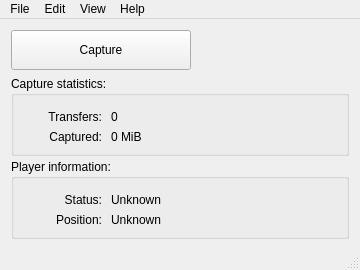
Before: the Qt Designer form Linux-Application/DomesdayDuplicator/mainwindow.ui in simoninns/DomesdayDuplicator-gui-app, drawn with Qt 5.
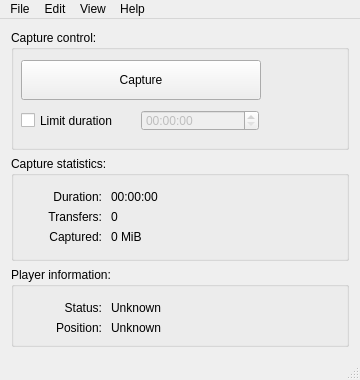
After: the same form once the commit is applied.

Commit message: Added time limited capture as per issue #32 as well ask capture duration display

The edit to the form file:
```diff
--- a/Linux-Application/DomesdayDuplicator/mainwindow.ui
+++ b/Linux-Application/DomesdayDuplicator/mainwindow.ui
@@ -7,13 +7,13 @@
     <x>0</x>
     <y>0</y>
     <width>360</width>
-    <height>270</height>
+    <height>380</height>
    </rect>
   </property>
   <property name="minimumSize">
    <size>
     <width>360</width>
-    <height>270</height>
+    <height>380</height>
    </size>
   </property>
   <property name="windowTitle">
@@ -22,18 +22,63 @@
   <widget class="QWidget" name="centralWidget">
    <layout class="QVBoxLayout" name="verticalLayout">
     <item>
-     <layout class="QHBoxLayout" name="horizontalLayout">
-      <item>
+     <widget class="QGroupBox" name="groupBox_3">
+      <property name="minimumSize">
+       <size>
+        <width>0</width>
+        <height>120</height>
+       </size>
+      </property>
+      <property name="title">
+       <string>Capture control:</string>
+      </property>
+      <widget class="QCheckBox" name="limitDurationCheckBox">
+       <property name="geometry">
+        <rect>
+         <x>10</x>
+         <y>80</y>
+         <width>111</width>
+         <height>21</height>
+        </rect>
+       </property>
+       <property name="text">
+        <string>Limit duration</string>
+       </property>
+      </widget>
+      <widget class="QTimeEdit" name="durationLimitTimeEdit">
+       <property name="enabled">
+        <bool>false</bool>
+       </property>
+       <property name="geometry">
+        <rect>
+         <x>130</x>
+         <y>80</y>
+         <width>118</width>
+         <height>21</height>
+        </rect>
+       </property>
+       <property name="displayFormat">
+        <string>HH:mm:ss</string>
+       </property>
+      </widget>
        <widget class="QPushButton" name="capturePushButton">
+       <property name="geometry">
+        <rect>
+         <x>10</x>
+         <y>30</y>
+         <width>240</width>
+         <height>40</height>
+        </rect>
+       </property>
         <property name="minimumSize">
          <size>
-          <width>180</width>
+         <width>240</width>
           <height>40</height>
          </size>
         </property>
         <property name="maximumSize">
          <size>
-          <width>180</width>
+         <width>240</width>
           <height>40</height>
          </size>
         </property>
@@ -41,28 +86,14 @@
          <string>Capture</string>
         </property>
        </widget>
-      </item>
-      <item>
-       <spacer name="horizontalSpacer_2">
-        <property name="orientation">
-         <enum>Qt::Horizontal</enum>
-        </property>
-        <property name="sizeHint" stdset="0">
-         <size>
-          <width>40</width>
-          <height>20</height>
-         </size>
-        </property>
-       </spacer>
-      </item>
-     </layout>
+     </widget>
     </item>
     <item>
      <widget class="QGroupBox" name="groupBox">
       <property name="minimumSize">
        <size>
         <width>0</width>
-        <height>80</height>
+        <height>105</height>
        </size>
       </property>
       <property name="maximumSize">
@@ -78,7 +109,7 @@
        <property name="geometry">
         <rect>
          <x>10</x>
-         <y>30</y>
+         <y>50</y>
          <width>81</width>
          <height>21</height>
         </rect>
@@ -94,7 +125,7 @@
        <property name="geometry">
         <rect>
          <x>100</x>
-         <y>30</y>
+         <y>50</y>
          <width>231</width>
          <height>21</height>
         </rect>
@@ -107,7 +138,7 @@
        <property name="geometry">
         <rect>
          <x>10</x>
-         <y>50</y>
+         <y>70</y>
          <width>81</width>
          <height>21</height>
         </rect>
@@ -123,7 +154,7 @@
        <property name="geometry">
         <rect>
          <x>100</x>
-         <y>50</y>
+         <y>70</y>
          <width>231</width>
          <height>21</height>
         </rect>
@@ -132,6 +163,35 @@
         <string>0 MiB</string>
        </property>
       </widget>
+      <widget class="QLabel" name="label_5">
+       <property name="geometry">
+        <rect>
+         <x>10</x>
+         <y>30</y>
+         <width>81</width>
+         <height>21</height>
+        </rect>
+       </property>
+       <property name="text">
+        <string>Duration:</string>
+       </property>
+       <property name="alignment">
+        <set>Qt::AlignRight|Qt::AlignTrailing|Qt::AlignVCenter</set>
+       </property>
+      </widget>
+      <widget class="QLabel" name="durationLabel">
+       <property name="geometry">
+        <rect>
+         <x>100</x>
+         <y>30</y>
+         <width>231</width>
+         <height>21</height>
+        </rect>
+       </property>
+       <property name="text">
+        <string>00:00:00</string>
+       </property>
+      </widget>
      </widget>
     </item>
     <item>
```
Lines whose indentation alone changed are shown as unchanged. The commit also changes 3 other files.
